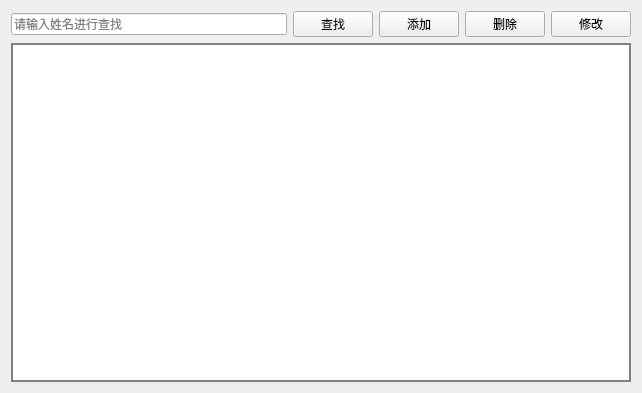
Above: visitview.ui from AaWenGe/Medical-system before the change. Below: the same form after it.
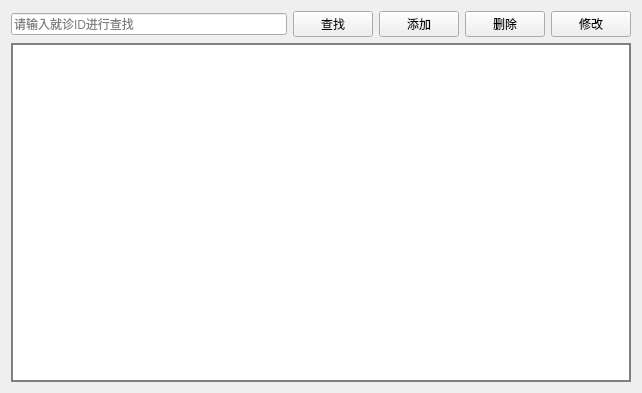
That is the form after the change. Icons and pictures are not drawn.

The edit to the form file:
```diff
--- a/visitview.ui
+++ b/visitview.ui
@@ -19,7 +19,7 @@
      <item>
       <widget class="QLineEdit" name="lineEdit">
        <property name="placeholderText">
-        <string>请输入姓名进行查找</string>
+        <string>请输入就诊ID进行查找</string>
        </property>
       </widget>
      </item>
```
